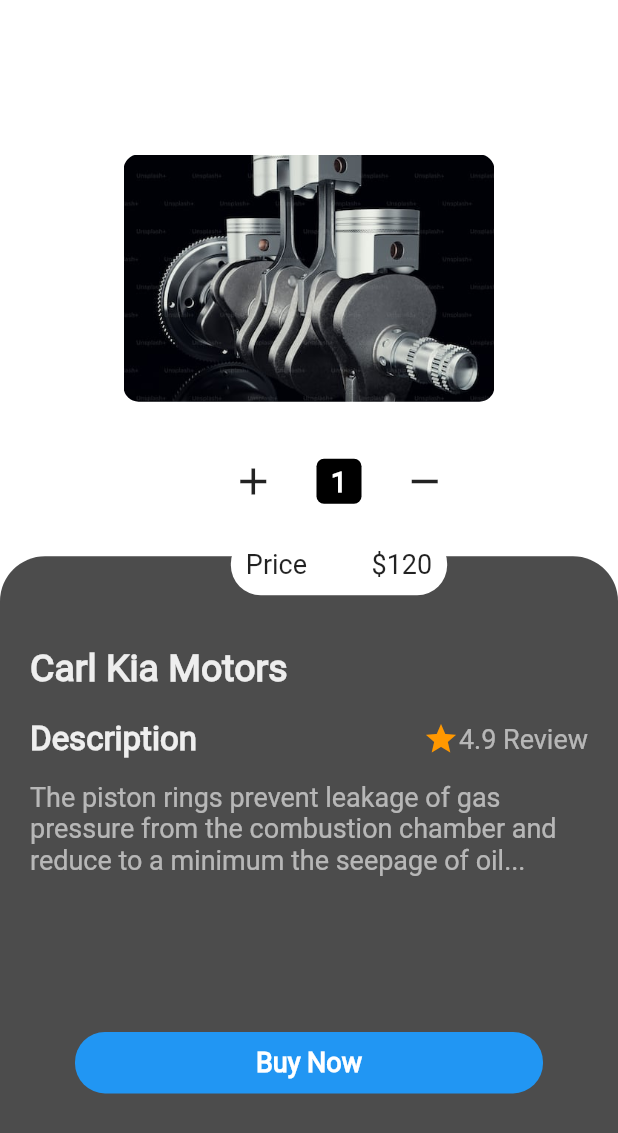
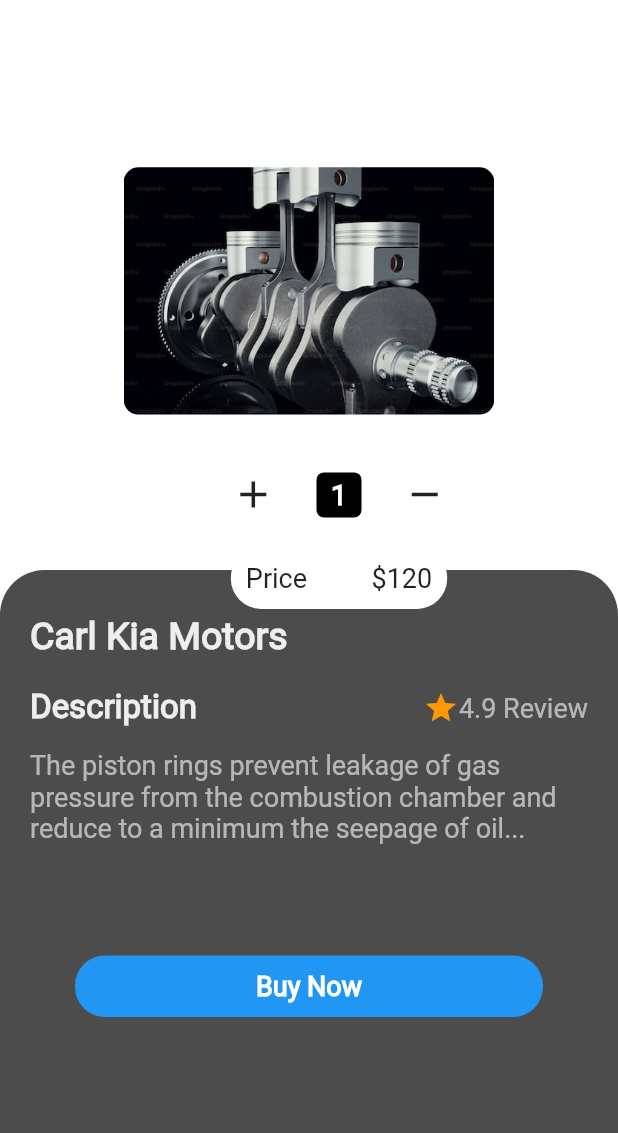
Before and after one commit to KerryMwai/automotiveapp, a Flutter app: the PartDetailPage screen opened directly, on a phone screen of 412 x 824 dp. Shown: the top 1133 px of the screen. Run offline on Flutter 3.47's test engine with Material 2 defaults, Android fonts, the light colour scheme and no system bars; our stand-ins replace line_icons.

Commit message:
Refactored part detail page

```diff
--- a/lib/pages/part_detail_page.dart
+++ b/lib/pages/part_detail_page.dart
@@ -15,11 +15,21 @@
     Size size = MediaQuery.of(context).size;
     return Scaffold(
       backgroundColor: white.withOpacity(0.4),
-      body: Column(
+      body: SafeArea(
+        child: Column(
+          crossAxisAlignment: CrossAxisAlignment.start,
           children: [
+            Container(
+                padding: const EdgeInsets.only(top: 10, left: 20),
+                child: IconButton(
+                    onPressed: () {Navigator.pop(context);},
+                    icon: const Icon(
+                      Icons.arrow_back_ios,
+                      color: white,
+                    ))),
             SizedBox(
               width: size.width,
-            height: size.height * 0.45,
+              height: size.height * 0.33,
               child: Center(
                 child: Container(
                   width: size.width * 0.6,
@@ -34,6 +44,7 @@
             ),
             Flexible(
               child: Container(
+                margin:const EdgeInsets.only(top: 50),
                 padding: const EdgeInsets.only(left: 20, right: 20),
                 width: size.width,
                 decoration: BoxDecoration(
@@ -58,7 +69,8 @@
                             child: Column(
                               children: [
                                 Row(
-                                mainAxisAlignment: MainAxisAlignment.spaceBetween,
+                                  mainAxisAlignment:
+                                      MainAxisAlignment.spaceBetween,
                                   children: [
                                     const Icon(
                                       Icons.add,
@@ -68,7 +80,8 @@
                                       width: 30,
                                       height: 30,
                                       decoration: BoxDecoration(
-                                        borderRadius: BorderRadius.circular(5),
+                                          borderRadius:
+                                              BorderRadius.circular(5),
                                           color: black),
                                       child: const Center(
                                         child: Text(
@@ -121,7 +134,7 @@
                       crossAxisAlignment: CrossAxisAlignment.start,
                       children: [
                         const SizedBox(
-                        height: 60,
+                          height: 30,
                         ),
                         Text(
                           "Carl Kia Motors",
@@ -172,9 +185,9 @@
                           ),
                         ),
                         const SizedBox(
-                        height: 60,
+                          height: 30,
                         ),
-                      CustomButton(titleText: "Buy Now", onPressed: (){})
+                        CustomButton(titleText: "Buy Now", onPressed: () {})
                       ],
                     )
                   ],
@@ -183,6 +196,7 @@
             )
           ],
         ),
+      ),
     );
   }
 }
```
Lines whose indentation alone changed are shown as unchanged.
